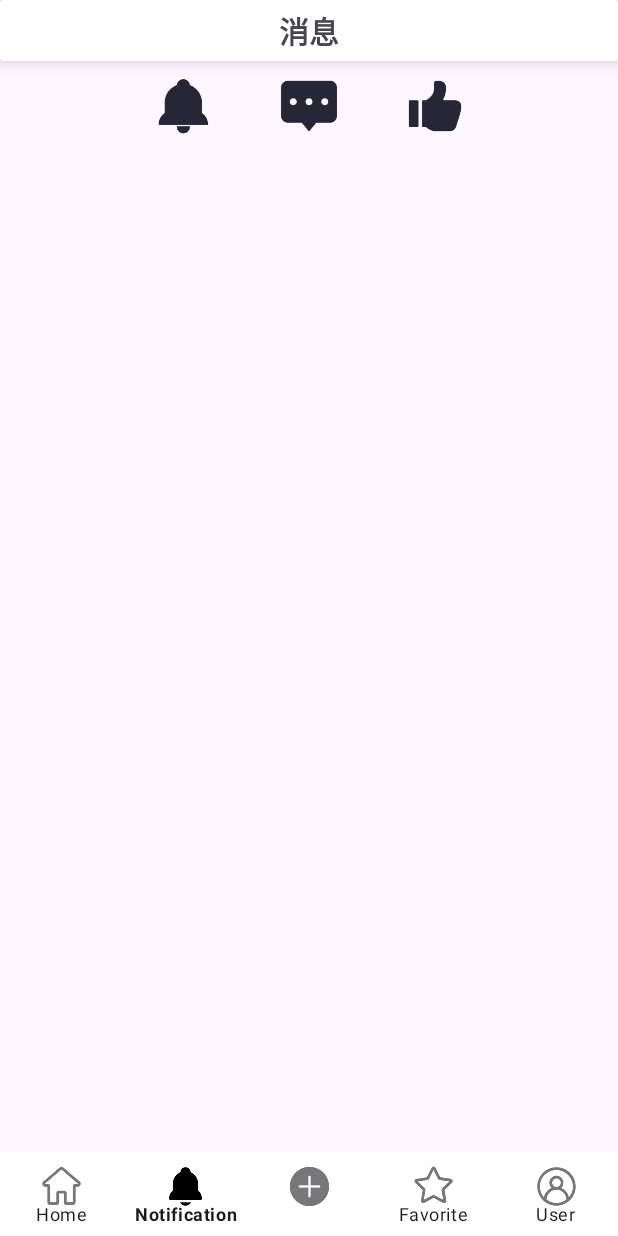
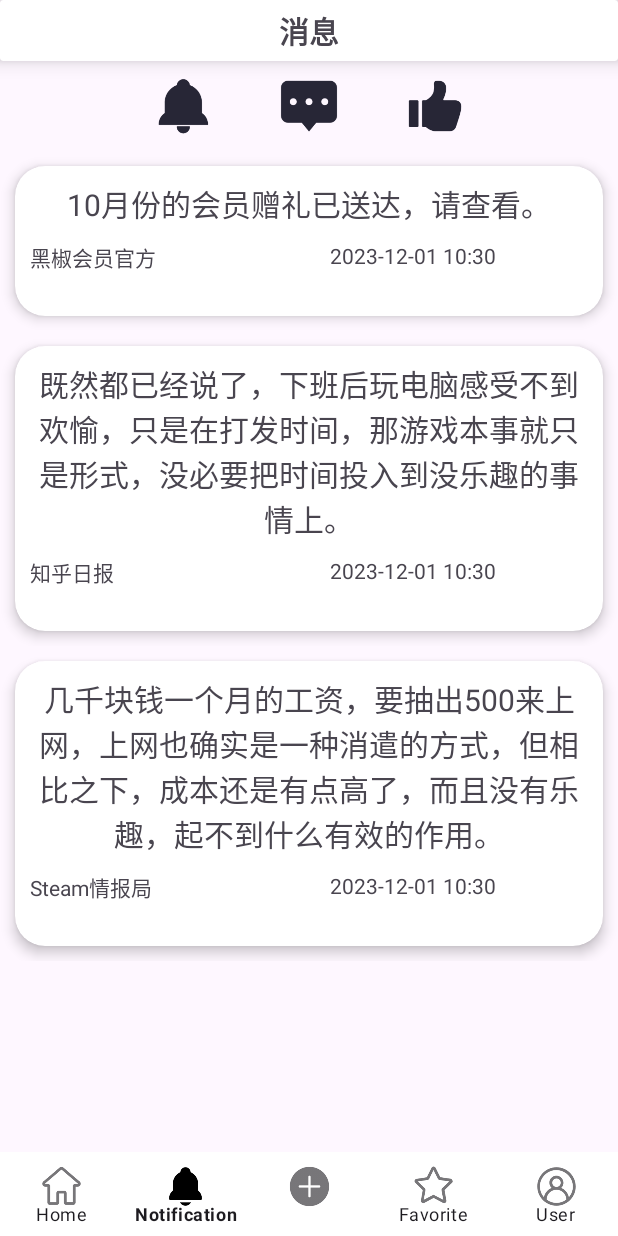
Before and after one commit to yangxin12138/CustomHeihe, an Android app: the screen it shows after launch (MainActivity), item 2 of the bottom bar chosen, on a phone screen of 412 x 824 dp. Run offline under Robolectric (Android 15) with nearby library versions, the phone set to English and light mode, and no system bars; libraries missing offline, so code that uses them is left out: com.youth.banner.

Commit message:
添加information页面布局样式和适配器

```diff
--- a/app/src/main/java/com/twd/heihe/NotificationFragment.java
+++ b/app/src/main/java/com/twd/heihe/NotificationFragment.java
@@ -3,62 +3,48 @@ package com.twd.heihe;
 import android.os.Bundle;
 
 import androidx.fragment.app.Fragment;
+import androidx.fragment.app.FragmentTransaction;
 
 import android.view.LayoutInflater;
 import android.view.View;
 import android.view.ViewGroup;
 
-/**
- * A simple {@link Fragment} subclass.
- * Use the {@link NotificationFragment#newInstance} factory method to
- * create an instance of this fragment.
- */
-public class NotificationFragment extends Fragment {
+import com.twd.heihe.bean.InformationItemBean;
+import com.twd.heihe.notification.InformationFragment;
 
-    // TODO: Rename parameter arguments, choose names that match
-    // the fragment initialization parameters, e.g. ARG_ITEM_NUMBER
-    private static final String ARG_PARAM1 = "param1";
-    private static final String ARG_PARAM2 = "param2";
+public class NotificationFragment extends Fragment implements View.OnClickListener{
 
-    // TODO: Rename and change types of parameters
-    private String mParam1;
-    private String mParam2;
 
-    public NotificationFragment() {
-        // Required empty public constructor
-    }
+    FragmentTransaction transaction;
 
-    /**
-     * Use this factory method to create a new instance of
-     * this fragment using the provided parameters.
-     *
-     * @param param1 Parameter 1.
-     * @param param2 Parameter 2.
-     * @return A new instance of fragment NotificationFragment.
-     */
-    // TODO: Rename and change types and number of parameters
-    public static NotificationFragment newInstance(String param1, String param2) {
-        NotificationFragment fragment = new NotificationFragment();
-        Bundle args = new Bundle();
-        args.putString(ARG_PARAM1, param1);
-        args.putString(ARG_PARAM2, param2);
-        fragment.setArguments(args);
-        return fragment;
-    }
+    private InformationFragment informationFragment;
+    private Fragment currentFragment;//保存当前的子fragment
 
     @Override
     public void onCreate(Bundle savedInstanceState) {
         super.onCreate(savedInstanceState);
-        if (getArguments() != null) {
-            mParam1 = getArguments().getString(ARG_PARAM1);
-            mParam2 = getArguments().getString(ARG_PARAM2);
-        }
     }
 
     @Override
     public View onCreateView(LayoutInflater inflater, ViewGroup container,
                              Bundle savedInstanceState) {
-        // Inflate the layout for this fragment
-        return inflater.inflate(R.layout.fragment_notification, container, false);
+        View view = inflater.inflate(R.layout.fragment_notification,container,false);
+        informationFragment = new InformationFragment();
+        getChildFragmentManager().beginTransaction()
+                .replace(R.id.notification_container,informationFragment)
+                .commit();
+        return view;
     }
+
+    @Override
+    public void onClick(View v) {
+
+    }
+
+
+    /*View view = inflater.inflate(R.layout.fragment_notification,container,false);
+    informationFragment = new InformationFragment();
+    getChildFragmentManager().beginTransaction()
+                .replace(R.id.fragment_container,informationFragment);
+        return view;*/
 }
--- /dev/null
+++ b/app/src/main/java/com/twd/heihe/adapter/InformationAdapter.java
@@ -0,0 +1,58 @@
+package com.twd.heihe.adapter;
+
+import android.view.LayoutInflater;
+import android.view.View;
+import android.view.ViewGroup;
+import android.widget.TextView;
+
+import androidx.annotation.NonNull;
+import androidx.recyclerview.widget.RecyclerView;
+
+import com.twd.heihe.R;
+import com.twd.heihe.bean.InformationItemBean;
+
+import java.util.List;
+
+public class InformationAdapter extends RecyclerView.Adapter<InformationAdapter.InformationViewHolder> {
+
+    private List<InformationItemBean> informationItemBeans;
+    public InformationAdapter(List<InformationItemBean> informationItemBeans){
+        this.informationItemBeans = informationItemBeans;
+    }
+    @NonNull
+    @Override
+    public InformationViewHolder onCreateViewHolder(@NonNull ViewGroup parent, int viewType) {
+        LayoutInflater inflater = LayoutInflater.from(parent.getContext());
+        View view = inflater.inflate(R.layout.item_information,parent,false);
+        return new InformationViewHolder(view);
+    }
+
+    @Override
+    public int getItemCount() {
+        return informationItemBeans.size();
+    }
+
+    @Override
+    public void onBindViewHolder(@NonNull InformationViewHolder holder, int position) {
+        InformationItemBean itemBean = informationItemBeans.get(position);
+        holder.bind(itemBean);
+    }
+
+    public class InformationViewHolder extends RecyclerView.ViewHolder{
+        private TextView contentText;
+        private TextView authorText;
+        private TextView timeText;
+        public InformationViewHolder(@NonNull View itemView) {
+            super(itemView);
+            contentText = itemView.findViewById(R.id.information_content_txt);
+            authorText = itemView.findViewById(R.id.information_author_txt);
+            timeText = itemView.findViewById(R.id.information_time_txt);
+        }
+
+        public void bind(InformationItemBean itemBean){
+            contentText.setText(itemBean.getInformation_content());
+            authorText.setText(itemBean.getInformation_author());
+            timeText.setText(itemBean.getInformation_time());
+        }
+    }
+}
--- /dev/null
+++ b/app/src/main/java/com/twd/heihe/bean/InformationItemBean.java
@@ -0,0 +1,38 @@
+package com.twd.heihe.bean;
+
+public class InformationItemBean {
+    String information_content;
+    String information_author;
+    String information_time;
+
+
+    public InformationItemBean(String information_content, String information_author, String information_time) {
+        this.information_content = information_content;
+        this.information_author = information_author;
+        this.information_time = information_time;
+    }
+
+    public String getInformation_content() {
+        return information_content;
+    }
+
+    public void setInformation_content(String information_content) {
+        this.information_content = information_content;
+    }
+
+    public String getInformation_author() {
+        return information_author;
+    }
+
+    public void setInformation_author(String information_author) {
+        this.information_author = information_author;
+    }
+
+    public String getInformation_time() {
+        return information_time;
+    }
+
+    public void setInformation_time(String information_time) {
+        this.information_time = information_time;
+    }
+}
--- /dev/null
+++ b/app/src/main/java/com/twd/heihe/notification/InformationFragment.java
@@ -0,0 +1,70 @@
+package com.twd.heihe.notification;
+
+import android.content.Context;
+import android.os.Bundle;
+
+import androidx.fragment.app.Fragment;
+import androidx.recyclerview.widget.LinearLayoutManager;
+import androidx.recyclerview.widget.RecyclerView;
+
+import android.util.Log;
+import android.view.LayoutInflater;
+import android.view.View;
+import android.view.ViewGroup;
+
+import com.twd.heihe.R;
+import com.twd.heihe.adapter.InformationAdapter;
+import com.twd.heihe.bean.InformationItemBean;
+
+import java.text.SimpleDateFormat;
+import java.util.ArrayList;
+import java.util.Date;
+import java.util.List;
+
+
+public class InformationFragment extends Fragment {
+    private Context context;
+    private RecyclerView mInformationRecyclerView;
+
+    private List<InformationItemBean> mInformationListData;
+
+    private InformationAdapter mInformationAdapter;
+
+    @Override
+    public void onCreate(Bundle savedInstanceState) {
+        super.onCreate(savedInstanceState);
+        context = getActivity();
+    }
+
+    @Override
+    public View onCreateView(LayoutInflater inflater, ViewGroup container,
+                             Bundle savedInstanceState) {
+        View view = inflater.inflate(R.layout.fragment_information,container,false);
+        mInformationRecyclerView = (RecyclerView) view.findViewById(R.id.information_recycler);
+        mInformationRecyclerView.setLayoutManager(new LinearLayoutManager(getActivity()));
+        //获取当前时间
+        Date currentDate = new Date();
+        //定义时间格式
+        SimpleDateFormat dateFormat = new SimpleDateFormat("yyyy-MM-dd HH:mm");
+        //将日期转化为字符串
+        String dateString = dateFormat.format(currentDate);
+        //初始化数据
+        mInformationListData = new ArrayList<>();
+        InformationItemBean aInformation = new InformationItemBean("10月份的会员赠礼已送达，请查看。",
+                "黑椒会员官方",dateString);
+        InformationItemBean bInformation = new InformationItemBean("既然都已经说了，下班后玩电脑感受不到欢愉，只是在打发时间，那游戏本事就只是形式，没必要把时间投入到没乐趣的事情上。",
+                "知乎日报",dateString);
+        InformationItemBean cInformation = new InformationItemBean("几千块钱一个月的工资，要抽出500来上网，上网也确实是一种消遣的方式，但相比之下，成本还是有点高了，而且没有乐趣，起不到什么有效的作用。",
+                "Steam情报局",dateString);
+        mInformationListData.add(aInformation);
+        mInformationListData.add(bInformation);
+        mInformationListData.add(cInformation);
+
+        //创建适配器
+        mInformationAdapter = new InformationAdapter(mInformationListData);
+        Log.i("yangxin", "onCreateView: notification创建adaper");
+        //设置适配器
+        mInformationRecyclerView.setAdapter(mInformationAdapter);
+        return view;
+    }
+}
--- /dev/null
+++ b/app/src/main/res/layout/fragment_information.xml
@@ -0,0 +1,13 @@
+<?xml version="1.0" encoding="utf-8"?>
+<FrameLayout xmlns:android="http://schemas.android.com/apk/res/android"
+    xmlns:tools="http://schemas.android.com/tools"
+    android:layout_width="match_parent"
+    android:layout_height="match_parent"
+    tools:context=".notification.InformationFragment">
+
+    <androidx.recyclerview.widget.RecyclerView
+        android:id="@+id/information_recycler"
+        android:layout_width="match_parent"
+        android:layout_height="match_parent"/>
+
+</FrameLayout>
--- a/app/src/main/res/layout/fragment_news.xml
+++ b/app/src/main/res/layout/fragment_news.xml
@@ -7,5 +7,7 @@
     <ListView
         android:id="@+id/news_list"
         android:layout_width="match_parent"
-        android:layout_height="match_parent"/>
+        android:layout_height="match_parent"
+        android:divider="@color/divider_color"
+        android:dividerHeight="3dp"/>
 </androidx.constraintlayout.widget.ConstraintLayout>
--- /dev/null
+++ b/app/src/main/res/layout/item_information.xml
@@ -0,0 +1,47 @@
+<?xml version="1.0" encoding="utf-8"?>
+<LinearLayout xmlns:android="http://schemas.android.com/apk/res/android"
+    xmlns:card_view="http://schemas.android.com/apk/res-auto"
+    android:orientation="vertical"
+    android:layout_width="match_parent"
+    android:layout_height="wrap_content"
+    android:clickable="true"
+    android:focusable="true">
+    <androidx.cardview.widget.CardView
+        android:layout_width="match_parent"
+        android:layout_height="wrap_content"
+        card_view:cardElevation="5dp"
+        android:layout_margin="10dp"
+        android:clickable="true"
+        card_view:cardCornerRadius="20dp"
+        android:focusable="true"
+        android:foreground="?android:attr/selectableItemBackground">
+
+        <RelativeLayout
+            android:layout_width="match_parent"
+            android:layout_height="wrap_content">
+
+            <TextView
+                android:id="@+id/information_content_txt"
+                android:layout_width="match_parent"
+                android:layout_height="wrap_content"
+                android:text="通知"
+                android:padding="10dp"
+                android:gravity="center"
+                android:textSize="20sp" />
+
+            <TextView
+                android:id="@+id/information_author_txt"
+                android:layout_width="200dp"
+                android:layout_height="50dp"
+                android:layout_marginStart="10dp"
+                android:layout_below="@+id/information_content_txt" />
+
+            <TextView
+                android:id="@+id/information_time_txt"
+                android:layout_width="200dp"
+                android:layout_height="50dp"
+                android:layout_below="@+id/information_content_txt"
+                android:layout_toRightOf="@+id/information_author_txt"/>
+        </RelativeLayout>
+    </androidx.cardview.widget.CardView>
+</LinearLayout>
--- a/app/src/main/res/layout/item_news.xml
+++ b/app/src/main/res/layout/item_news.xml
@@ -2,8 +2,12 @@
 <LinearLayout xmlns:android="http://schemas.android.com/apk/res/android"
     android:orientation="horizontal"
     android:layout_width="match_parent"
-    android:layout_height="match_parent">
+    android:layout_height="match_parent"
+    android:clickable="true"
+    android:focusable="true"
+    android:foreground="?android:attr/selectableItemBackground">
     <LinearLayout
+        android:layout_marginStart="10dp"
         android:layout_width="0dp"
         android:layout_weight="5"
         android:layout_height="100dp"
@@ -22,6 +26,7 @@
             android:layout_height="70dp" />
     </LinearLayout>
     <ImageView
+        android:layout_marginEnd="10dp"
         android:id="@+id/news_item_pic"
         android:layout_width="0dp"
         android:layout_weight="2"
--- a/app/src/main/res/layout/item_recommend.xml
+++ b/app/src/main/res/layout/item_recommend.xml
@@ -1,23 +1,30 @@
 <?xml version="1.0" encoding="utf-8"?>
 <LinearLayout xmlns:android="http://schemas.android.com/apk/res/android"
     android:orientation="vertical"
-    android:padding="10dp"
+    android:paddingTop="20dp"
     android:layout_width="match_parent"
-    android:layout_height="wrap_content">
+    android:layout_height="wrap_content"
+    android:clickable="true"
+    android:focusable="true"
+    android:foreground="?android:attr/selectableItemBackground">
     <TextView
         android:id="@+id/recommend_item_title"
         android:layout_width="match_parent"
         android:layout_height="30dp"
+        android:layout_marginStart="10dp"
         android:textSize="15sp"
         android:textColor="@color/black"/>
     <TextView
         android:id="@+id/recommend_item_content"
         android:layout_width="match_parent"
         android:layout_height="50dp"
+        android:layout_marginStart="10dp"
         android:textSize="12sp"
         android:textColor="@color/home_text_unchecked"/>
 
     <LinearLayout
+        android:layout_marginStart="10dp"
+        android:layout_marginEnd="10dp"
         android:layout_width="match_parent"
         android:layout_height="100dp">
         <ImageView
@@ -25,18 +32,25 @@
             android:layout_width="0dp"
             android:layout_height="match_parent"
             android:layout_weight="1"
-            android:scaleType="centerCrop"/>
+            android:scaleType="centerCrop" />
         <ImageView
             android:id="@+id/recommend_image2"
             android:layout_width="0dp"
             android:layout_height="match_parent"
             android:layout_weight="1"
-            android:scaleType="centerCrop"/>
+            android:scaleType="centerCrop"
+            android:layout_marginStart="5dp"/>
         <ImageView
             android:id="@+id/recommend_image3"
             android:layout_width="0dp"
             android:layout_height="match_parent"
             android:layout_weight="1"
-            android:scaleType="centerCrop"/>
+            android:scaleType="centerCrop"
+            android:layout_marginStart="5dp"/>
     </LinearLayout>
+    <View
+        android:layout_width="match_parent"
+        android:layout_height="3dp"
+        android:layout_marginTop="10dp"
+        android:background="@color/divider_color"/>
 </LinearLayout>
--- a/app/src/main/res/values/colors.xml
+++ b/app/src/main/res/values/colors.xml
@@ -5,4 +5,5 @@
     <color name="red">#C34B4B</color>
     <color name="home_text_unchecked">#8C8C8C</color>
     <color name="transparency">#8000</color>
+    <color name="divider_color">#EBEBEB</color>
 </resources>
```
